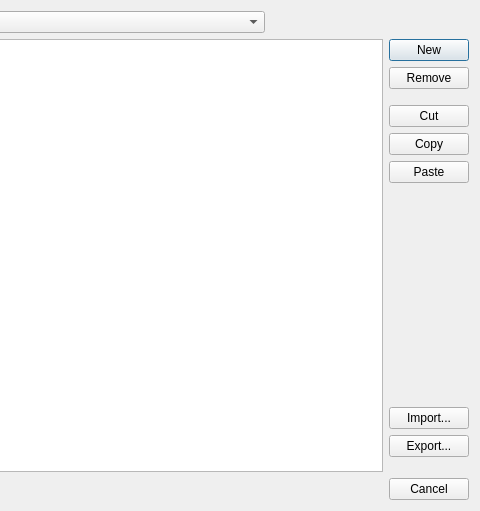
Before: the Qt Designer form app/settings/viewsdialog/viewsdialog.ui in KDE/latte-dock, drawn with Qt 5; both pictures show x 296 to 776 and y 0 to 511 of the 776 by 511 pixel window.
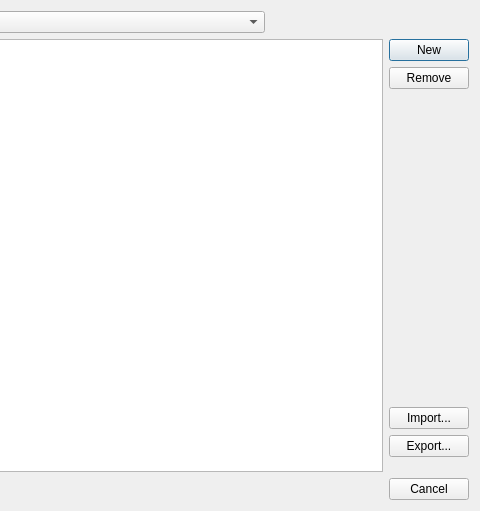
After: the same form once the commit is applied. Icons and pictures are not drawn. Custom widgets are drawn as their Qt base class.

Commit message:
viewdialog:remove cut/copy/paste buttons
--these actions will be supported only through right
click context menu and by using the de facto
shortcuts Ctrl+X/C/V

Diff of the .ui file:
```diff
--- a/app/settings/viewsdialog/viewsdialog.ui
+++ b/app/settings/viewsdialog/viewsdialog.ui
@@ -132,55 +132,6 @@
              </property>
             </widget>
            </item>
-           <item>
-            <spacer name="verticalSpacer">
-             <property name="orientation">
-              <enum>Qt::Vertical</enum>
-             </property>
-             <property name="sizeType">
-              <enum>QSizePolicy::Fixed</enum>
-             </property>
-             <property name="sizeHint" stdset="0">
-              <size>
-               <width>20</width>
-               <height>10</height>
-              </size>
-             </property>
-            </spacer>
-           </item>
-           <item>
-            <widget class="QPushButton" name="cutBtn">
-             <property name="text">
-              <string notr="true">Cut</string>
-             </property>
-             <property name="icon">
-              <iconset theme="edit-cut">
-               <normaloff>.</normaloff>.</iconset>
-             </property>
-            </widget>
-           </item>
-           <item>
-            <widget class="QPushButton" name="copyBtn">
-             <property name="text">
-              <string notr="true">Copy</string>
-             </property>
-             <property name="icon">
-              <iconset theme="edit-copy">
-               <normaloff>.</normaloff>.</iconset>
-             </property>
-            </widget>
-           </item>
-           <item>
-            <widget class="QPushButton" name="pasteBtn">
-             <property name="text">
-              <string notr="true">Paste</string>
-             </property>
-             <property name="icon">
-              <iconset theme="edit-paste">
-               <normaloff>.</normaloff>.</iconset>
-             </property>
-            </widget>
-           </item>
            <item>
             <spacer name="verticalSpacer_2">
              <property name="orientation">
```
The commit also changes 1 other file.
